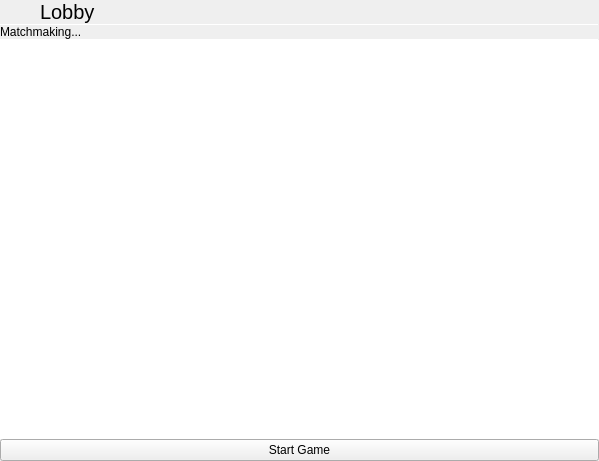
Above: online/onlinelobbyscreen.ui from vicr123/entertaining-mines before the change. Below: the same form after it.
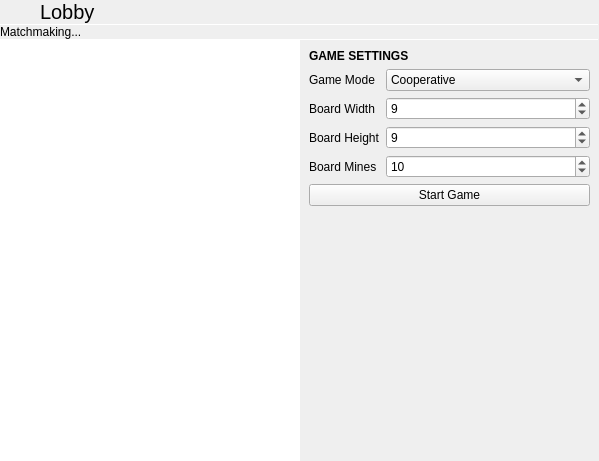
That is the form after the change. Icons and pictures are not drawn. Custom widgets are drawn as their Qt base class.

Commit message: Entertaining Mines Online Cooperative sort of works

The edit to the form file:
```diff
--- a/online/onlinelobbyscreen.ui
+++ b/online/onlinelobbyscreen.ui
@@ -119,21 +119,144 @@
       </widget>
      </item>
      <item>
-      <widget class="QListWidget" name="membersInRoom">
-       <property name="focusPolicy">
-        <enum>Qt::NoFocus</enum>
+      <layout class="QHBoxLayout" name="horizontalLayout_2">
+       <property name="spacing">
+        <number>0</number>
        </property>
-       <property name="frameShape">
-        <enum>QFrame::NoFrame</enum>
-       </property>
-      </widget>
-     </item>
-     <item>
-      <widget class="QPushButton" name="startButton">
-       <property name="text">
-        <string>Start Game</string>
-       </property>
-      </widget>
+       <item>
+        <widget class="QListWidget" name="membersInRoom">
+         <property name="focusPolicy">
+          <enum>Qt::NoFocus</enum>
+         </property>
+         <property name="frameShape">
+          <enum>QFrame::NoFrame</enum>
+         </property>
+        </widget>
+       </item>
+       <item>
+        <widget class="QWidget" name="settingsWidget" native="true">
+         <layout class="QGridLayout" name="gridLayout">
+          <item row="2" column="1">
+           <widget class="QSpinBox" name="widthBox">
+            <property name="minimum">
+             <number>5</number>
+            </property>
+            <property name="maximum">
+             <number>50</number>
+            </property>
+            <property name="value">
+             <number>9</number>
+            </property>
+           </widget>
+          </item>
+          <item row="1" column="1">
+           <widget class="QComboBox" name="gamemodeBox">
+            <property name="sizePolicy">
+             <sizepolicy hsizetype="Expanding" vsizetype="Fixed">
+              <horstretch>0</horstretch>
+              <verstretch>0</verstretch>
+             </sizepolicy>
+            </property>
+            <item>
+             <property name="text">
+              <string>Cooperative</string>
+             </property>
+            </item>
+            <item>
+             <property name="text">
+              <string>Competitive</string>
+             </property>
+            </item>
+           </widget>
+          </item>
+          <item row="5" column="0" colspan="2">
+           <widget class="QPushButton" name="startButton">
+            <property name="text">
+             <string>Start Game</string>
+            </property>
+           </widget>
+          </item>
+          <item row="0" column="0" colspan="2">
+           <widget class="QLabel" name="label_3">
+            <property name="font">
+             <font>
+              <weight>75</weight>
+              <bold>true</bold>
+             </font>
+            </property>
+            <property name="text">
+             <string>GAME SETTINGS</string>
+            </property>
+           </widget>
+          </item>
+          <item row="1" column="0">
+           <widget class="QLabel" name="label_4">
+            <property name="text">
+             <string>Game Mode</string>
+            </property>
+           </widget>
+          </item>
+          <item row="3" column="0">
+           <widget class="QLabel" name="label_6">
+            <property name="text">
+             <string>Board Height</string>
+            </property>
+           </widget>
+          </item>
+          <item row="6" column="0">
+           <spacer name="verticalSpacer">
+            <property name="orientation">
+             <enum>Qt::Vertical</enum>
+            </property>
+            <property name="sizeHint" stdset="0">
+             <size>
+              <width>20</width>
+              <height>40</height>
+             </size>
+            </property>
+           </spacer>
+          </item>
+          <item row="2" column="0">
+           <widget class="QLabel" name="label_5">
+            <property name="text">
+             <string>Board Width</string>
+            </property>
+           </widget>
+          </item>
+          <item row="4" column="0">
+           <widget class="QLabel" name="label_7">
+            <property name="text">
+             <string>Board Mines</string>
+            </property>
+           </widget>
+          </item>
+          <item row="3" column="1">
+           <widget class="QSpinBox" name="heightBox">
+            <property name="minimum">
+             <number>5</number>
+            </property>
+            <property name="maximum">
+             <number>50</number>
+            </property>
+            <property name="value">
+             <number>9</number>
+            </property>
+           </widget>
+          </item>
+          <item row="4" column="1">
+           <widget class="QSpinBox" name="minesBox">
+            <property name="minimum">
+             <number>5</number>
+            </property>
+            <property name="value">
+             <number>10</number>
+            </property>
+           </widget>
+          </item>
+         </layout>
+        </widget>
+       </item>
+      </layout>
      </item>
     </layout>
    </item>
```
The commit also changes 180 other files.
